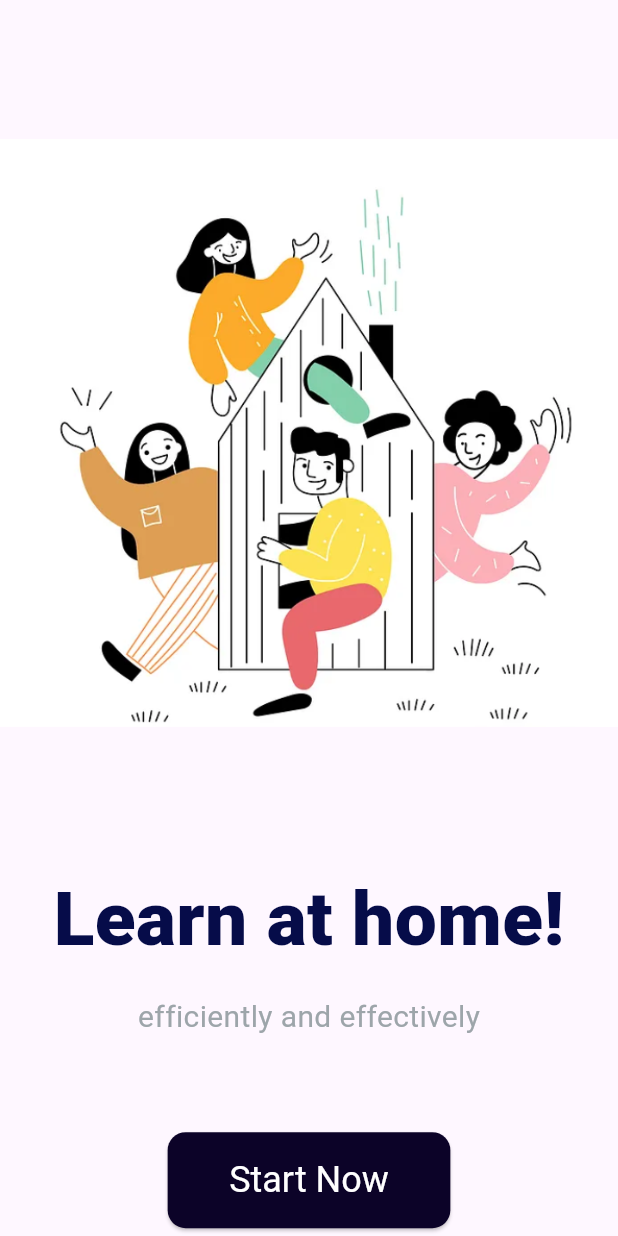
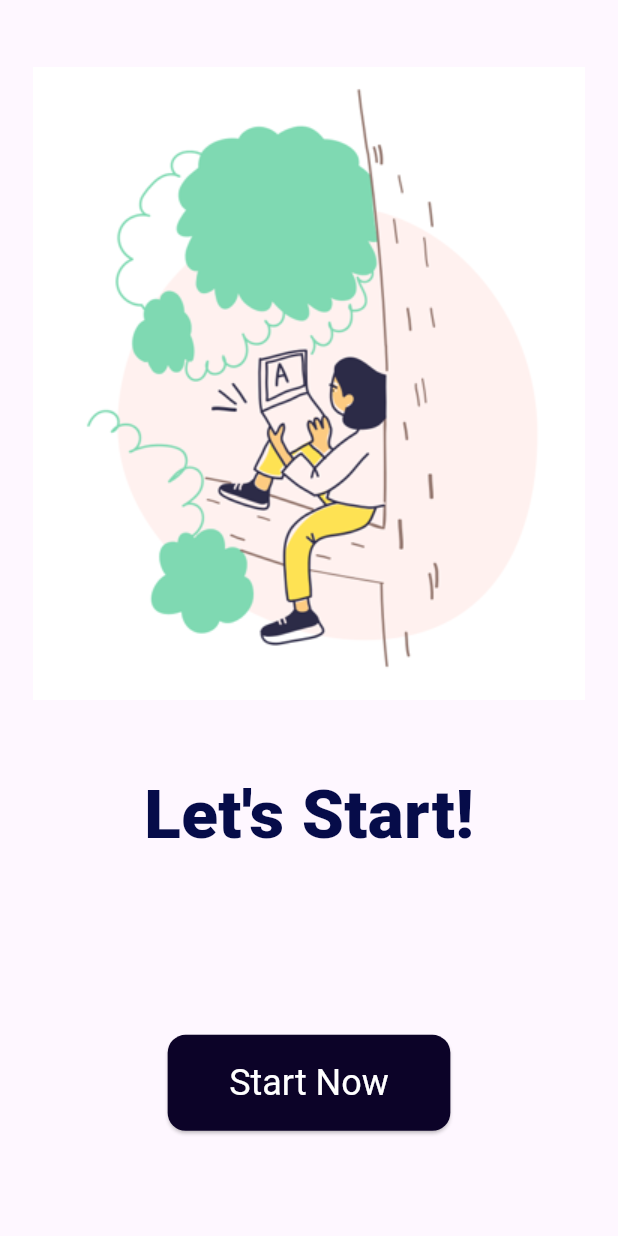
Before and after one commit to Nithish11/course_ui, a Flutter app: the screen it shows after launch, after a tap on "Start Now", on a phone screen of 412 x 824 dp. Run offline on Flutter 3.47's test engine with Material 3 defaults, Android fonts, the phone set to English and light mode, and no system bars; our stand-ins replace google_fonts.

Commit message:
feat:added the new files

```diff
--- /dev/null
+++ b/lib/pages/login_screen.dart
@@ -0,0 +1,70 @@
+import 'package:flutter/material.dart';
+import 'package:google_fonts/google_fonts.dart';
+
+class login_page extends StatefulWidget {
+  const login_page({super.key});
+
+  @override
+  State<login_page> createState() => _login_pageState();
+}
+
+class _login_pageState extends State<login_page> {
+
+  @override
+  Widget build(BuildContext context) {
+    double screen_width = MediaQuery.of(context).size.width;
+    double screen_height = MediaQuery.of(context).size.height;
+    return Scaffold(
+      body: Column(
+        children: [
+          Container(
+            height: screen_height * 0.62,
+            width: screen_width * 1,
+            decoration: BoxDecoration(
+              image: DecorationImage(image: AssetImage("assets/02.png")),
+            ),
+          ),
+          Text(
+            "Let's Start!",
+            style: TextStyle(
+                fontSize: 45,
+                fontWeight: FontWeight.w900,
+                color: Color.fromARGB(255, 6, 12, 73)),
+          ),
+          SizedBox(
+            height: 15,
+          ),
+
+          SizedBox(
+            height: 100,
+          ),
+          startbutton(),
+
+        ],
+      ),
+    );
+  }
+
+  ElevatedButton startbutton() {
+    return ElevatedButton(
+          child: Padding(
+            padding: const EdgeInsets.symmetric(horizontal: 17, vertical: 18),
+            child: Text(
+              'Start Now',
+              style: TextStyle(color: Colors.white),
+            ),
+          ),
+          style: ElevatedButton.styleFrom(
+            backgroundColor: Color.fromARGB(255, 12, 3, 40),
+            textStyle:
+                const TextStyle(fontSize: 24, fontStyle: FontStyle.normal),
+            shape: RoundedRectangleBorder(
+              borderRadius: BorderRadius.circular(12.0),
+            ),
+          ),
+          onPressed: () {
+            Navigator.push(context,MaterialPageRoute(builder: (context) =>login_page()));
+          },
+        );
+  }
+}
--- a/lib/pages/start_screen.dart
+++ b/lib/pages/start_screen.dart
@@ -1,5 +1,6 @@
+import 'package:course_design/pages/login_screen.dart';
 import 'package:flutter/material.dart';
-// import 'package:google_fonts/google_fonts.dart';
+import 'package:google_fonts/google_fonts.dart';
 
 class start_screen extends StatefulWidget {
   const start_screen({super.key});
@@ -26,8 +27,8 @@ class _start_screenState extends State<start_screen> {
             ),
           ),
           Text(
-            "Learn at home!",
-            style: TextStyle(
+            "Learn at home",
+            style: GoogleFonts.aBeeZee(
                 fontSize: 50,
                 fontWeight: FontWeight.w900,
                 color: Color.fromARGB(255, 6, 12, 73)),
@@ -59,7 +60,9 @@ class _start_screenState extends State<start_screen> {
                 borderRadius: BorderRadius.circular(12.0),
               ),
             ),
-            onPressed: () {},
+            onPressed: () {
+              Navigator.push(context,MaterialPageRoute(builder: (context) =>login_page()));
+            },
           ),
         ],
       ),
--- a/pubspec.yaml
+++ b/pubspec.yaml
@@ -35,6 +35,7 @@ dependencies:
   # The following adds the Cupertino Icons font to your application.
   # Use with the CupertinoIcons class for iOS style icons.
   cupertino_icons: ^1.0.2
+  google_fonts: ^6.2.0
   # google_fonts: ^6.2.0
 
 dev_dependencies:
```
Also changed, not shown: pubspec.lock, 1 other file.
